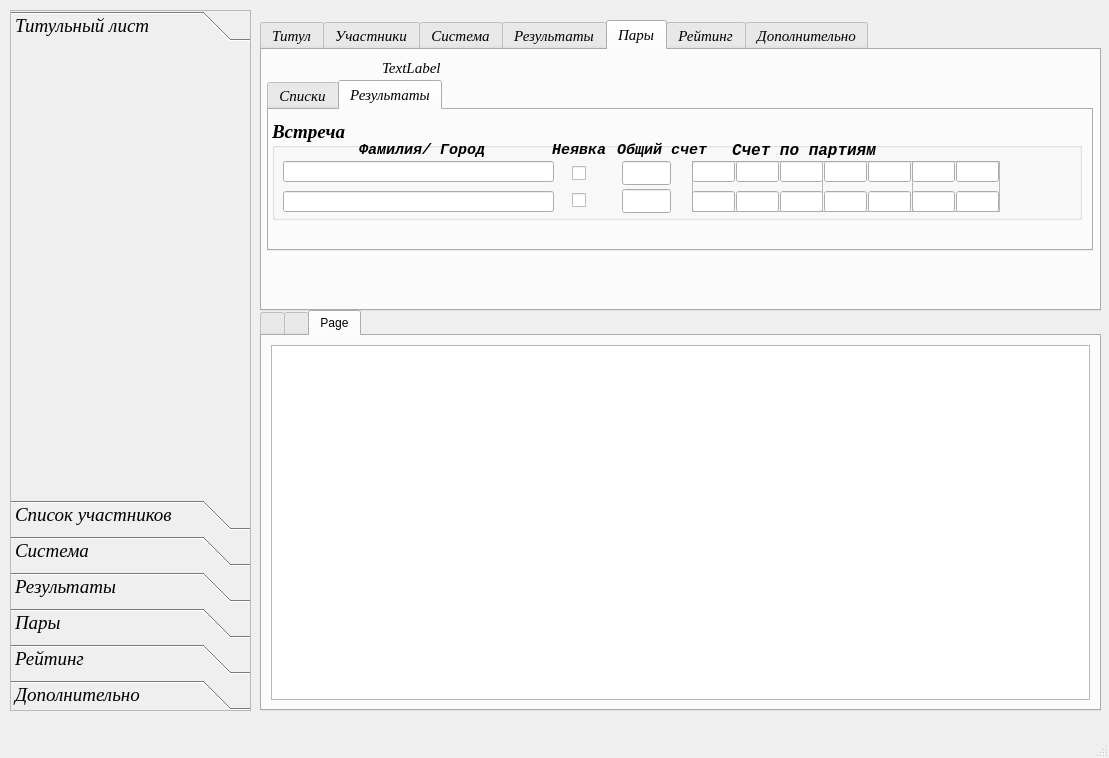
This is UI/main_window.ui in Kaspar0810/Competitions_TT_v5 as Qt 5 draws it before an edit. The edited form follows.
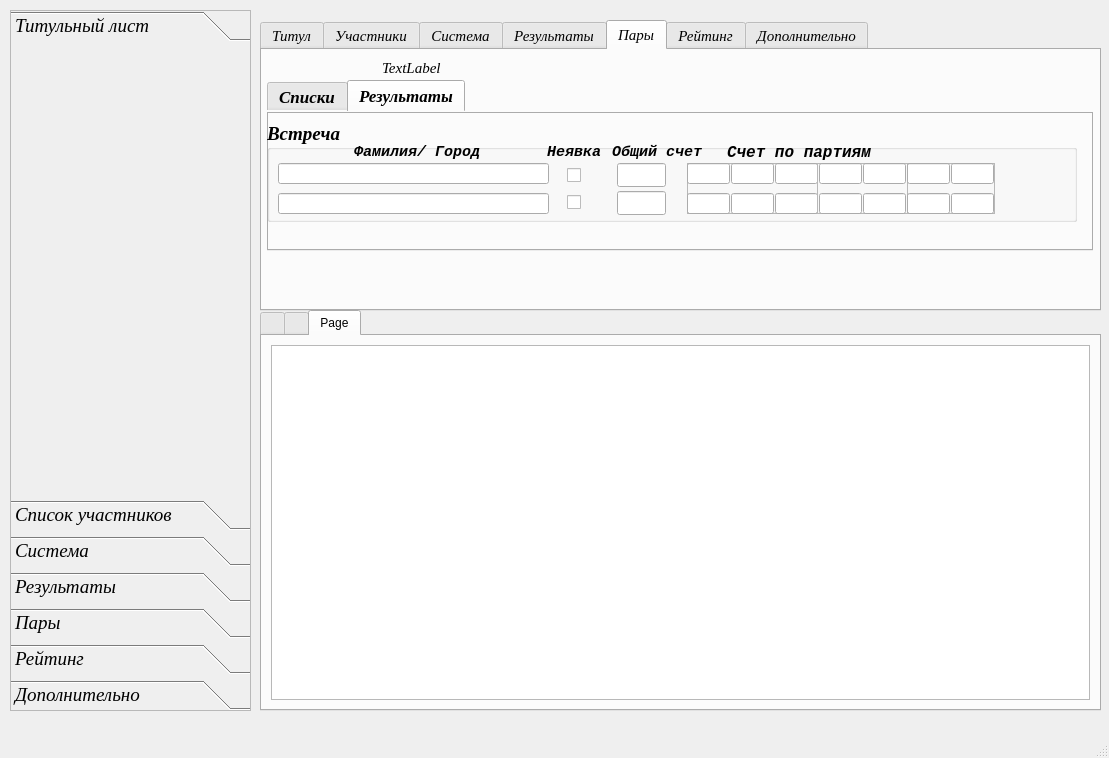
This is the edited form. The open tabs and pages were chosen to show the change. Icons and pictures are not drawn.

Commit message: коррекция формы

The edit to the form file:
```diff
--- a/UI/main_window.ui
+++ b/UI/main_window.ui
@@ -3061,9 +3061,27 @@
         <height>171</height>
        </rect>
       </property>
+      <property name="font">
+       <font>
+        <family>Times New Roman</family>
+        <pointsize>13</pointsize>
+        <weight>75</weight>
+        <italic>true</italic>
+        <bold>true</bold>
+       </font>
+      </property>
+      <property name="whatsThis">
+       <string>&lt;html&gt;&lt;head/&gt;&lt;body&gt;&lt;p align=&quot;center&quot;&gt;&lt;br/&gt;&lt;/p&gt;&lt;/body&gt;&lt;/html&gt;</string>
+      </property>
+      <property name="styleSheet">
+       <string notr="true">border-color: rgb(85, 170, 0);</string>
+      </property>
       <property name="currentIndex">
        <number>1</number>
       </property>
+      <property name="usesScrollButtons">
+       <bool>false</bool>
+      </property>
       <widget class="QWidget" name="tab_10">
        <attribute name="title">
         <string>Списки</string>
@@ -3186,7 +3204,7 @@
        <widget class="QGroupBox" name="groupBox_match_double">
         <property name="geometry">
          <rect>
-          <x>3</x>
+          <x>0</x>
           <y>10</y>
           <width>810</width>
           <height>100</height>
```
Left out of the diff: 26 changed lines with no effect on the pictures. The commit also changes 5 other files.
